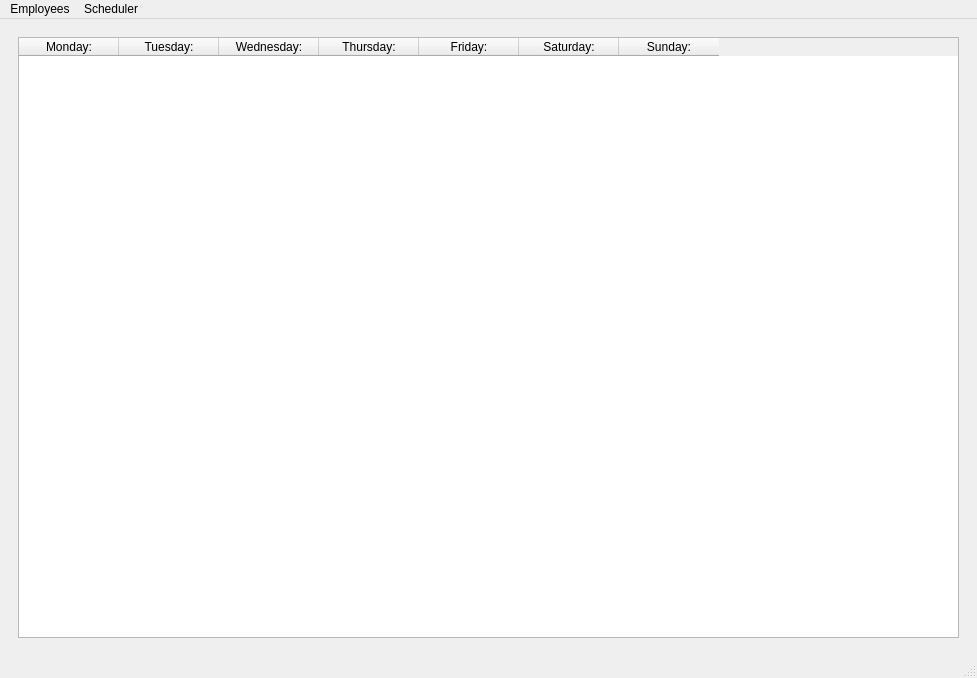
This is mainwindow.ui in camwick/qdobaScheduler as Qt 5 draws it before an edit. The edited form follows.
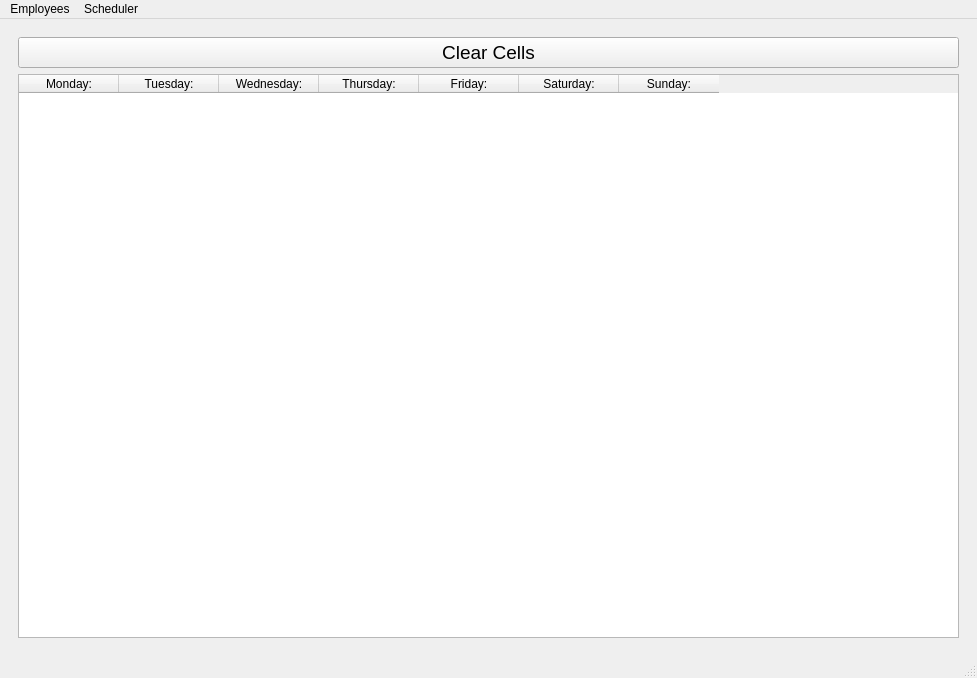
This is the edited form.

The edit to the form file:
```diff
--- a/mainwindow.ui
+++ b/mainwindow.ui
@@ -134,6 +134,13 @@
       </widget>
       <widget class="QWidget" name="schedulerPg">
        <layout class="QVBoxLayout" name="verticalLayout_2">
+        <item>
+         <widget class="QPushButton" name="pushButton">
+          <property name="text">
+           <string>Clear Cells</string>
+          </property>
+         </widget>
+        </item>
         <item>
          <widget class="QTableWidget" name="tableWidget">
           <column>
```
Left out of the diff: 3 changed lines with no effect on the pictures.
